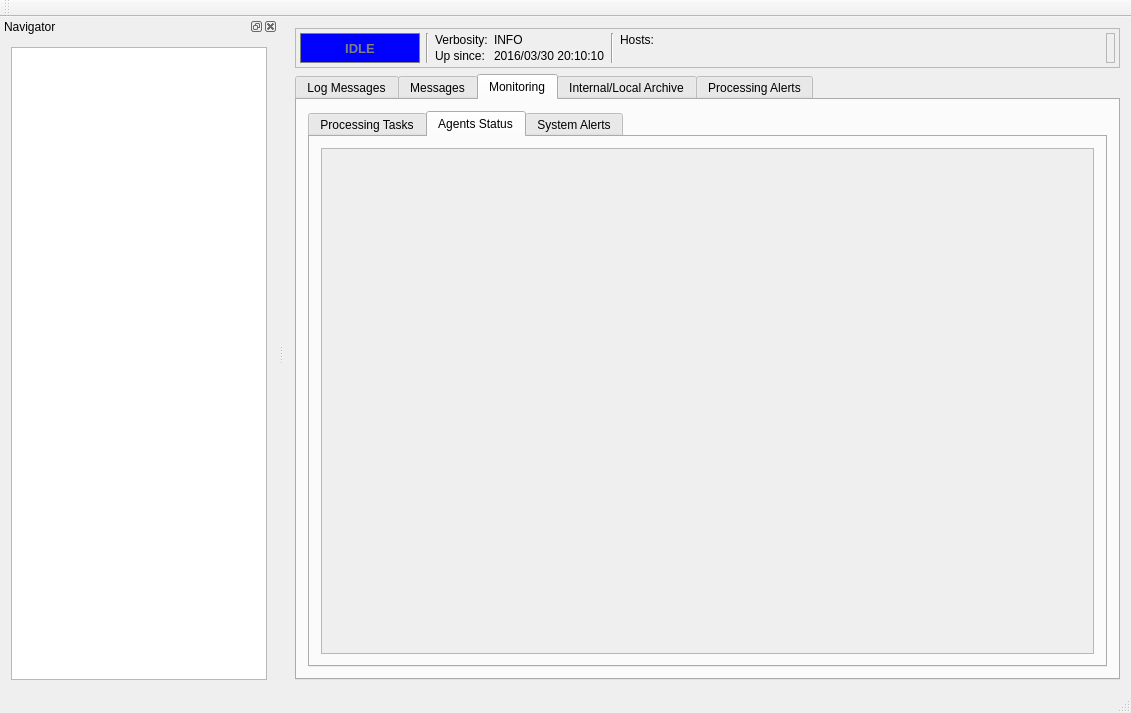
Above: qpfhmi/mainwindow.ui from aardalath/qpf before the change. Below: the same form after it.
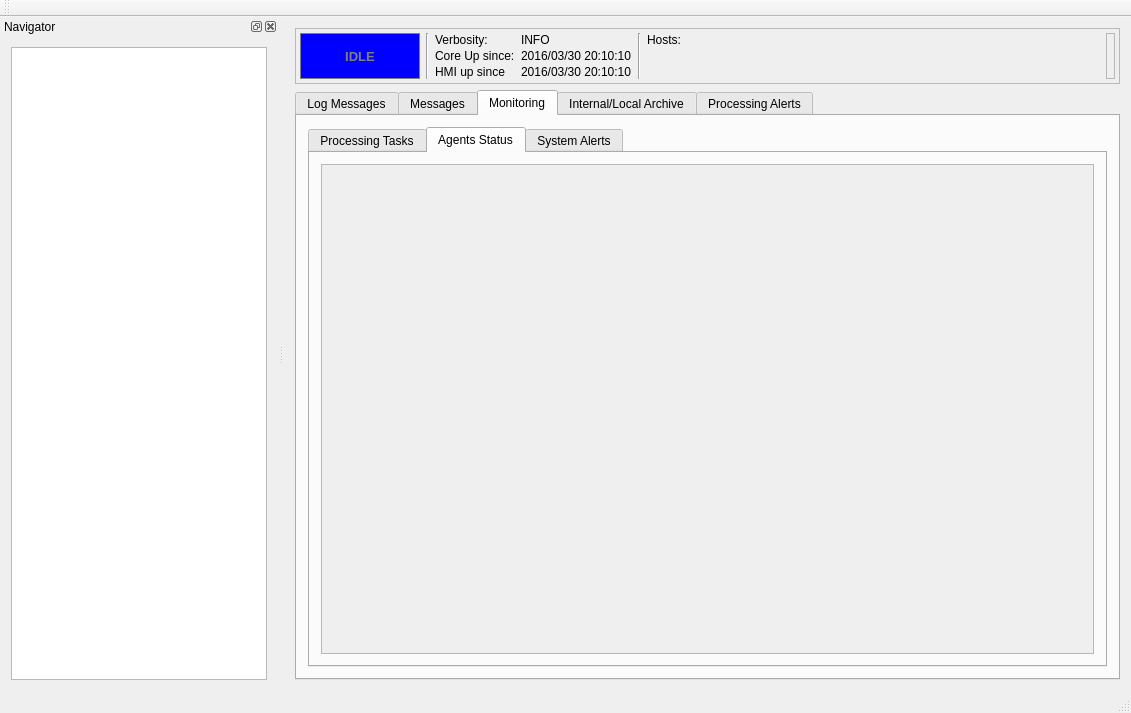
That is the form after the change. The open tabs and pages were chosen to show the change. Icons and pictures are not drawn. Custom widgets are drawn as their Qt base class.

Commit message: Add uptime for Core and HMI

Diff of the .ui file:
```diff
--- a/qpfhmi/mainwindow.ui
+++ b/qpfhmi/mainwindow.ui
@@ -100,7 +100,7 @@
          <item row="1" column="0">
           <widget class="QLabel" name="label_6">
            <property name="text">
-            <string>Up since:</string>
+            <string>Core Up since:</string>
            </property>
            <property name="alignment">
             <set>Qt::AlignLeading|Qt::AlignLeft|Qt::AlignTop</set>
@@ -117,6 +117,20 @@
            </property>
           </widget>
          </item>
+         <item row="2" column="0">
+          <widget class="QLabel" name="label_2">
+           <property name="text">
+            <string>HMI up since</string>
+           </property>
+          </widget>
+         </item>
+         <item row="2" column="1">
+          <widget class="QLabel" name="lblUptimeHMI">
+           <property name="text">
+            <string>2016/03/30 20:10:10</string>
+           </property>
+          </widget>
+         </item>
         </layout>
        </item>
        <item>
@@ -352,8 +366,8 @@
                 <rect>
                  <x>0</x>
                  <y>0</y>
-                 <width>98</width>
-                 <height>28</height>
+                 <width>80</width>
+                 <height>16</height>
                 </rect>
                </property>
               </widget>
```
The commit also changes 3 other files.
